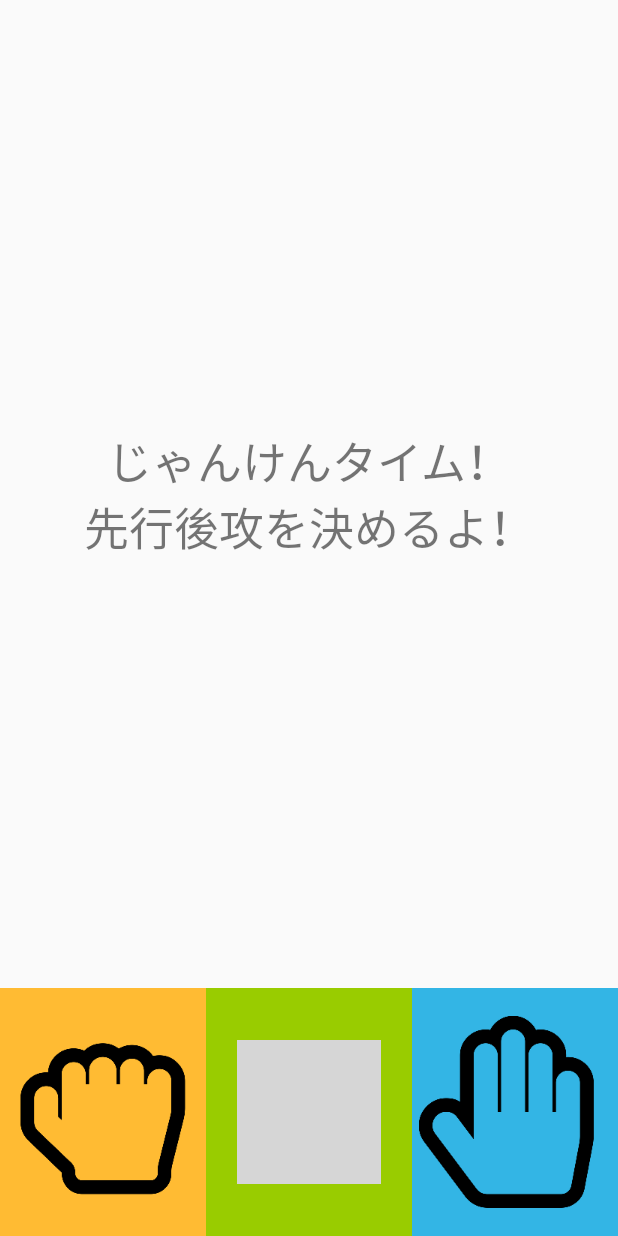
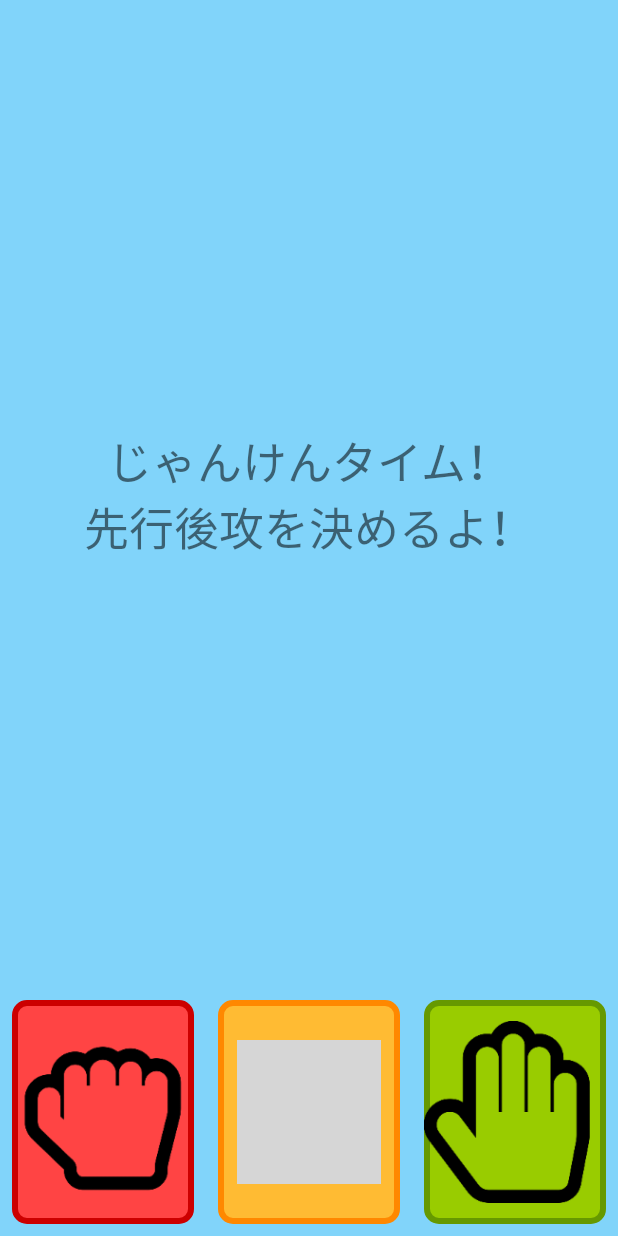
Before and after one commit to itpm-sakamoto/android-marubatu-game, an Android app: the JyankenActivity screen opened directly, with no data from a screen before it, on a phone screen of 412 x 824 dp. Run offline under Robolectric (Android 15) with nearby library versions, the phone set to English and light mode, and no system bars; grey boxes are pictures that could not be loaded.

Commit message:
ジャンケンボタンのデザイン変更。

```diff
--- /dev/null
+++ b/MaruBatuGameApp/app/src/main/res/drawable/shape_round_chyoki_button.xml
@@ -0,0 +1,7 @@
+<?xml version="1.0" encoding="utf-8"?>
+<shape android:shape="rectangle" xmlns:android="http://schemas.android.com/apk/res/android">
+    <corners android:radius="8dp"/>
+    <solid android:color="@android:color/holo_orange_light" />
+    <stroke android:width="4dp"
+        android:color="@android:color/holo_orange_dark"/>
+</shape>
--- /dev/null
+++ b/MaruBatuGameApp/app/src/main/res/drawable/shape_round_gu_button.xml
@@ -0,0 +1,7 @@
+<?xml version="1.0" encoding="utf-8"?>
+<shape android:shape="rectangle" xmlns:android="http://schemas.android.com/apk/res/android">
+    <corners android:radius="8dp"/>
+    <solid android:color="@android:color/holo_red_light" />
+    <stroke android:width="4dp"
+        android:color="@android:color/holo_red_dark"/>
+</shape>
--- /dev/null
+++ b/MaruBatuGameApp/app/src/main/res/drawable/shape_round_pa_button.xml
@@ -0,0 +1,7 @@
+<?xml version="1.0" encoding="utf-8"?>
+<shape android:shape="rectangle" xmlns:android="http://schemas.android.com/apk/res/android">
+    <corners android:radius="8dp"/>
+    <solid android:color="@android:color/holo_green_light" />
+    <stroke android:width="4dp"
+        android:color="@android:color/holo_green_dark"/>
+</shape>
--- a/MaruBatuGameApp/app/src/main/res/layout/activity_jyanken.xml
+++ b/MaruBatuGameApp/app/src/main/res/layout/activity_jyanken.xml
@@ -4,7 +4,8 @@
     android:layout_width="match_parent"
     android:layout_height="match_parent"
     tools:context=".activities.JyankenActivity"
-    android:orientation="vertical">
+    android:orientation="vertical"
+    android:background="@color/colorJyankenBackground">
 
     <LinearLayout
         android:layout_width="match_parent"
@@ -13,12 +14,11 @@
         android:orientation="horizontal"
         android:gravity="center">
 
-
         <TextView
             android:id="@+id/jyanken_text_view"
             android:layout_width="400dp"
             android:layout_height="300dp"
-            android:text="じゃんけんタイム！\n先行後攻を決めるよ！"
+            android:text="@string/jyanken_start_message"
             android:textSize="30sp"
             android:gravity="center">
 
@@ -32,21 +32,21 @@
         android:layout_weight="1"
         android:orientation="horizontal">
 
-
-
         <FrameLayout
             android:id="@+id/gu_btn"
             android:layout_width="0dp"
             android:layout_height="match_parent"
+            android:layout_margin="8dp"
             android:layout_weight="1"
-            android:background="@android:color/holo_orange_light">
+            android:background="@drawable/shape_round_gu_button">
 
             <ImageView
                 android:layout_width="wrap_content"
                 android:layout_height="wrap_content"
                 android:layout_gravity="center"
                 android:scaleType="fitCenter"
-                android:src="@mipmap/ic_hand_rock"/>
+                android:src="@mipmap/ic_hand_rock"
+                android:background="?android:attr/selectableItemBackground"/>
         </FrameLayout>
 
         <FrameLayout
@@ -54,14 +54,16 @@
             android:layout_width="0dp"
             android:layout_height="match_parent"
             android:layout_weight="1"
-            android:background="@android:color/holo_green_light">
+            android:layout_margin="8dp"
+            android:background="@drawable/shape_round_chyoki_button">
 
             <ImageView
                 android:layout_width="wrap_content"
                 android:layout_height="wrap_content"
                 android:layout_gravity="center"
                 android:scaleType="fitCenter"
-                android:src="@mipmap/ic_hand_peace"/>
+                android:src="@mipmap/ic_hand_peace"
+                android:background="?android:attr/selectableItemBackground"/>
         </FrameLayout>
 
         <FrameLayout
@@ -69,14 +71,16 @@
             android:layout_width="0dp"
             android:layout_height="match_parent"
             android:layout_weight="1"
-            android:background="@android:color/holo_blue_light">
+            android:layout_margin="8dp"
+            android:background="@drawable/shape_round_pa_button">
 
             <ImageView
                 android:layout_width="wrap_content"
                 android:layout_height="wrap_content"
                 android:layout_gravity="center"
                 android:scaleType="fitCenter"
-                android:src="@mipmap/ic_hand_stop"/>
+                android:src="@mipmap/ic_hand_stop"
+                android:background="?android:attr/selectableItemBackground"/>
         </FrameLayout>
 
     </LinearLayout>
--- a/MaruBatuGameApp/app/src/main/res/values/colors.xml
+++ b/MaruBatuGameApp/app/src/main/res/values/colors.xml
@@ -3,4 +3,5 @@
     <color name="colorPrimary">#008577</color>
     <color name="colorPrimaryDark">#00574B</color>
     <color name="colorAccent">#D81B60</color>
+    <color name="colorJyankenBackground">#81D4FA</color>
 </resources>
--- a/MaruBatuGameApp/app/src/main/res/values/strings.xml
+++ b/MaruBatuGameApp/app/src/main/res/values/strings.xml
@@ -2,4 +2,5 @@
     <string name="app_name">MaruBatuGameApp</string>
     <string name="start">スタート</string>
     <string name="maru_batu_title">◯ ×\nゲーム</string>
+    <string name="jyanken_start_message">じゃんけんタイム！\n先行後攻を決めるよ！</string>
 </resources>
```
